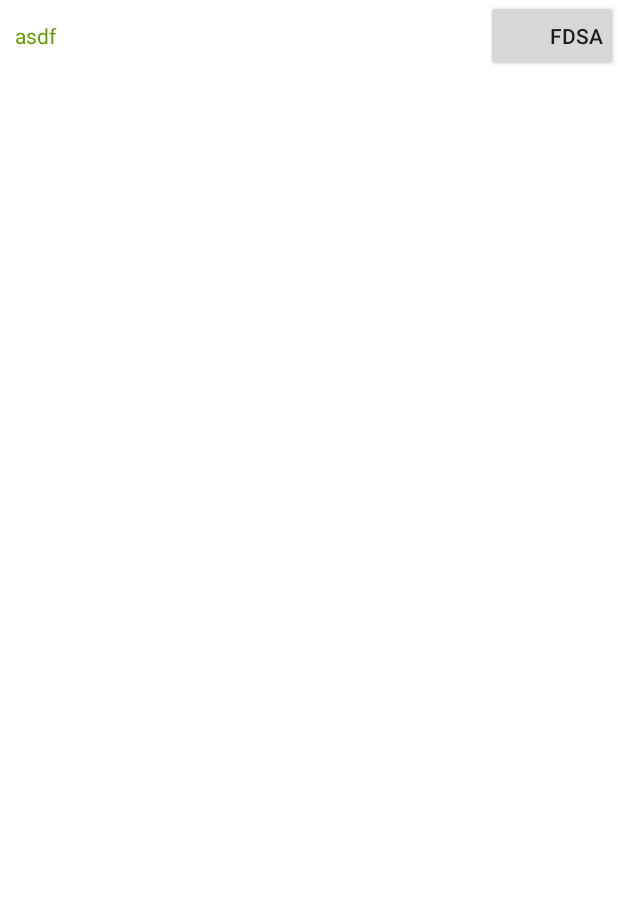
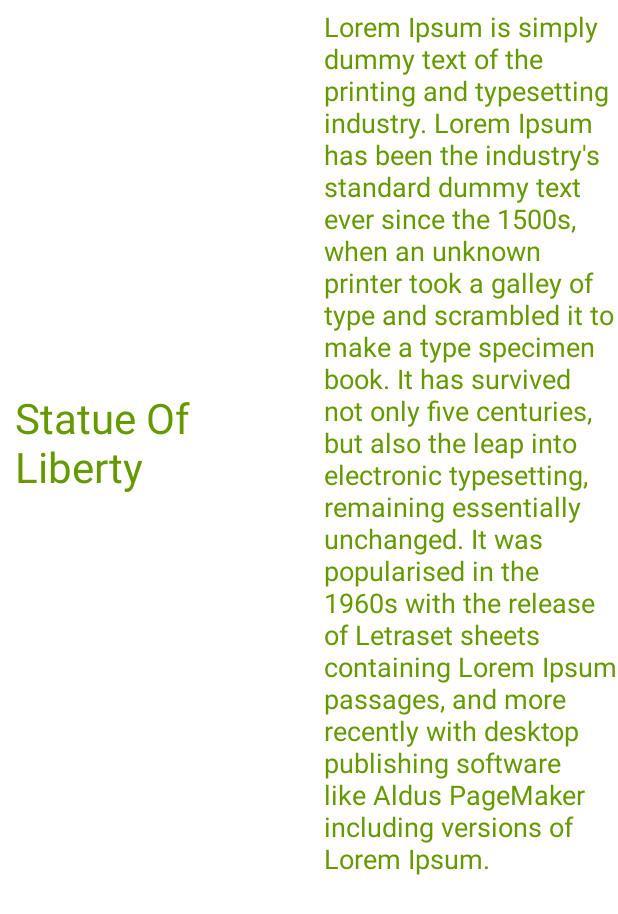
Before and after one commit to All-Hackathon-Projects/Stud_Vision, an Android app: the screen it shows after launch (ModelViewerActivity), after a tap on "JOEL", on a phone screen of 412 x 824 dp. Shown: the top 914 px of the screen. Run offline under Robolectric (Android 15) with nearby library versions, the phone set to English and light mode, and no system bars; libraries missing offline, so code that uses them is left out: com.google.firebase.ml, com.sothree.slidinguppanel; plain views replace SlidingUpPanelLayout; 4 statements that could not run were skipped.

Commit message:
Sliding Layout Complete

```diff
--- a/app/src/main/java/com/pennappsxviii/visualize/ModelViewerActivity.java
+++ b/app/src/main/java/com/pennappsxviii/visualize/ModelViewerActivity.java
@@ -23,7 +23,9 @@ import android.view.Menu;
 import android.view.MenuItem;
 import android.view.View;
 import android.view.ViewGroup;
+import android.widget.LinearLayout;
 import android.widget.ProgressBar;
+import android.widget.TextView;
 import android.widget.Toast;
 
 import com.pennappsxviii.visualize.modelviewer.Model;
@@ -34,6 +36,7 @@ import com.pennappsxviii.visualize.modelviewer.gvr.ModelGvrActivity;
 import com.pennappsxviii.visualize.modelviewer.obj.ObjModel;
 import com.pennappsxviii.visualize.modelviewer.ply.PlyModel;
 import com.pennappsxviii.visualize.modelviewer.stl.StlModel;
+import com.sothree.slidinguppanel.SlidingUpPanelLayout;
 
 import java.io.ByteArrayInputStream;
 import java.io.IOException;
@@ -71,6 +74,10 @@ public class ModelViewerActivity extends AppCompatActivity {
     @Nullable private ModelSurfaceView modelView;
     private ViewGroup containerView;
     private ProgressBar progressBar;
+    private LinearLayout dragView;
+    private SlidingUpPanelLayout slidingLayout;
+    private TextView title;
+    private TextView information;
 
     private String modelName;
 
@@ -84,6 +91,22 @@ public class ModelViewerActivity extends AppCompatActivity {
         modelName = intent.getStringExtra("modelName");
         containerView = findViewById(R.id.container_view);
         progressBar = findViewById(R.id.model_progress_bar);
+
+        dragView = (LinearLayout) findViewById(R.id.dragView);
+        slidingLayout = (SlidingUpPanelLayout)findViewById(R.id.sliding_layout);
+        slidingLayout.setOverlayed(true);
+        slidingLayout.setClipPanel(false);
+        slidingLayout.setDragView(dragView);
+
+        title = (TextView) findViewById(R.id.title);
+        title.setText("Statue Of Liberty");
+        information = (TextView) findViewById(R.id.info);
+        information.setText("Lorem Ipsum is simply dummy text of the printing and typesetting industry. " +
+                "Lorem Ipsum has been the industry's standard dummy text ever since the 1500s, when an unknown " +
+                "printer took a galley of type and scrambled it to make a type specimen book. It has survived not " +
+                "only five centuries, but also the leap into electronic typesetting, remaining essentially unchanged. " +
+                "It was popularised in the 1960s with the release of Letraset sheets containing Lorem Ipsum passages, " +
+                "and more recently with desktop publishing software like Aldus PageMaker including versions of Lorem Ipsum.");
 
         if (progressBar != null){
             progressBar.setVisibility(View.GONE);
--- a/app/src/main/res/layout/activity_model_viewer.xml
+++ b/app/src/main/res/layout/activity_model_viewer.xml
@@ -3,7 +3,6 @@
     xmlns:android="http://schemas.android.com/apk/res/android"
     xmlns:app="http://schemas.android.com/apk/res-auto"
     xmlns:tools="http://schemas.android.com/tools"
-    android:id="@+id/container_view"
     android:layout_width="match_parent"
     android:layout_height="match_parent"
     android:background="#CCC"
@@ -15,13 +14,14 @@
         android:layout_width="match_parent"
         android:layout_height="match_parent"
         android:gravity="bottom"
-        sothree:umanoPanelHeight="68dp"
-        sothree:umanoShadowHeight="4dp">
+        sothree:umanoPanelHeight="50dp"
+        sothree:umanoShadowHeight="5dp">
 
         <!-- Main Layout -->
         <RelativeLayout
             android:layout_width="match_parent"
             android:layout_height="match_parent"
+            android:id="@+id/container_view"
             android:orientation="vertical">
             <ProgressBar
                 android:id="@+id/model_progress_bar"
@@ -47,7 +47,7 @@
                 android:orientation="horizontal">
 
                 <TextView
-                    android:id="@+id/name"
+                    android:id="@+id/title"
                     android:layout_width="0dp"
                     android:layout_height="match_parent"
                     android:layout_weight="1"
@@ -55,17 +55,16 @@
                     android:gravity="center_vertical"
                     android:paddingLeft="10dp"
                     android:text="asdf"
-                    android:textSize="14sp" />
-
-                <Button
-                    android:id="@+id/btn_hide"
-                    android:layout_width="wrap_content"
+                    android:textSize="28sp" />
+                <TextView
+                    android:id="@+id/info"
+                    android:layout_width="0dp"
                     android:layout_height="match_parent"
-                    android:gravity="center_vertical|right"
+                    android:layout_weight="1"
+                    android:textColor="@android:color/holo_green_dark"
+                    android:gravity="center_vertical"
                     android:paddingLeft="10dp"
-                    android:paddingRight="10dp"
-                    android:text="fdsa"
-                    android:textSize="14sp" />
+                    android:textSize="18sp" />
             </LinearLayout>
         </LinearLayout>
     </com.sothree.slidinguppanel.SlidingUpPanelLayout>
```
